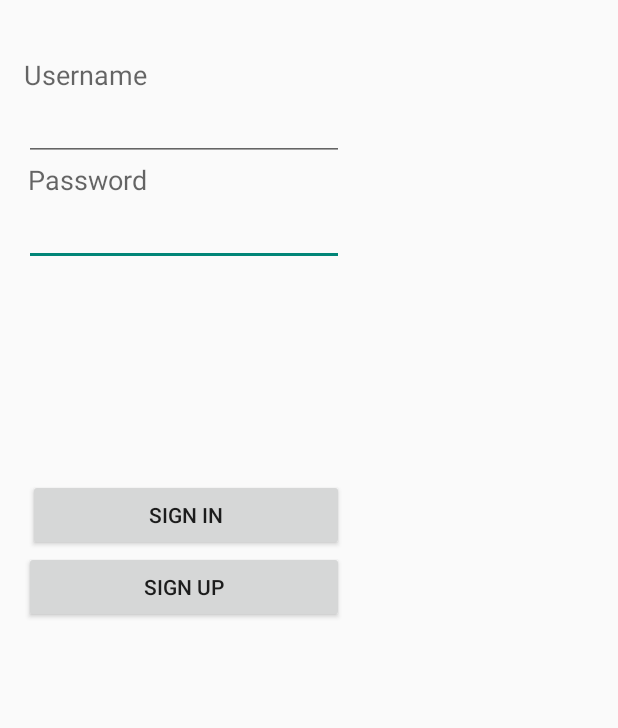
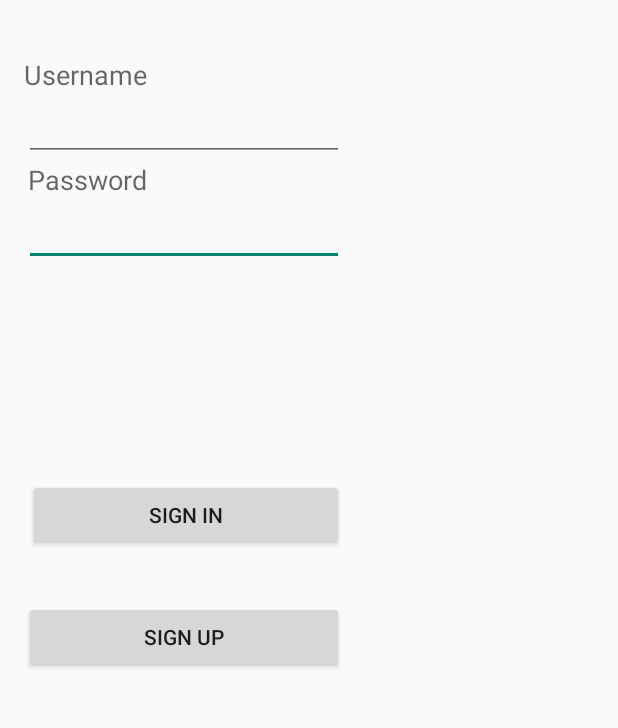
Before and after one commit to codyhh09/TriviaApp, an Android app: the screen it shows after launch (MainActivity), on a phone screen of 412 x 824 dp, the part 145-873 px from its top. Run offline under Robolectric (Android 15) with nearby library versions, the phone set to English and light mode, and no system bars.

Commit message:
finally merged with jason

```diff
--- a/Triviagame/app/src/main/res/layout/login_page.xml
+++ b/Triviagame/app/src/main/res/layout/login_page.xml
@@ -34,7 +34,7 @@
         android:id="@+id/textView3"
         android:focusable="false"
         android:focusableInTouchMode="false"
-        android:layout_below="@+id/editText2"
+        android:layout_below="@+id/txtUser"
         android:layout_alignRight="@+id/textView2"
         android:layout_alignEnd="@+id/textView2" />
 
@@ -43,7 +43,7 @@
         android:layout_height="wrap_content"
         android:inputType="textPassword"
         android:ems="10"
-        android:id="@+id/editText"
+        android:id="@+id/txtPass"
         android:layout_below="@+id/textView3"
         android:layout_alignParentLeft="true"
         android:layout_alignParentStart="true" />
@@ -51,12 +51,12 @@
     <EditText
         android:layout_width="wrap_content"
         android:layout_height="wrap_content"
-        android:id="@+id/editText2"
+        android:id="@+id/txtUser"
         android:layout_below="@+id/textView2"
         android:layout_alignParentLeft="true"
         android:layout_alignParentStart="true"
-        android:layout_alignRight="@+id/editText"
-        android:layout_alignEnd="@+id/editText"
+        android:layout_alignRight="@+id/txtPass"
+        android:layout_alignEnd="@+id/txtPass"
         android:phoneNumber="false"
         android:singleLine="true" />
 
@@ -68,6 +68,7 @@
         android:layout_below="@+id/signin"
         android:layout_alignParentLeft="true"
         android:layout_alignParentStart="true"
+        android:layout_marginTop="33dp"
         android:layout_alignRight="@+id/signin"
         android:layout_alignEnd="@+id/signin" />
 
@@ -79,7 +80,7 @@
         android:layout_centerVertical="true"
         android:layout_alignLeft="@+id/textView3"
         android:layout_alignStart="@+id/textView3"
-        android:layout_alignRight="@+id/editText"
-        android:layout_alignEnd="@+id/editText" />
+        android:layout_alignRight="@+id/txtPass"
+        android:layout_alignEnd="@+id/txtPass" />
 
 </RelativeLayout>
```
Also changed, not shown: Triviagame/app/src/main/res/layout/action_page.xml (+65 -0 lines).
